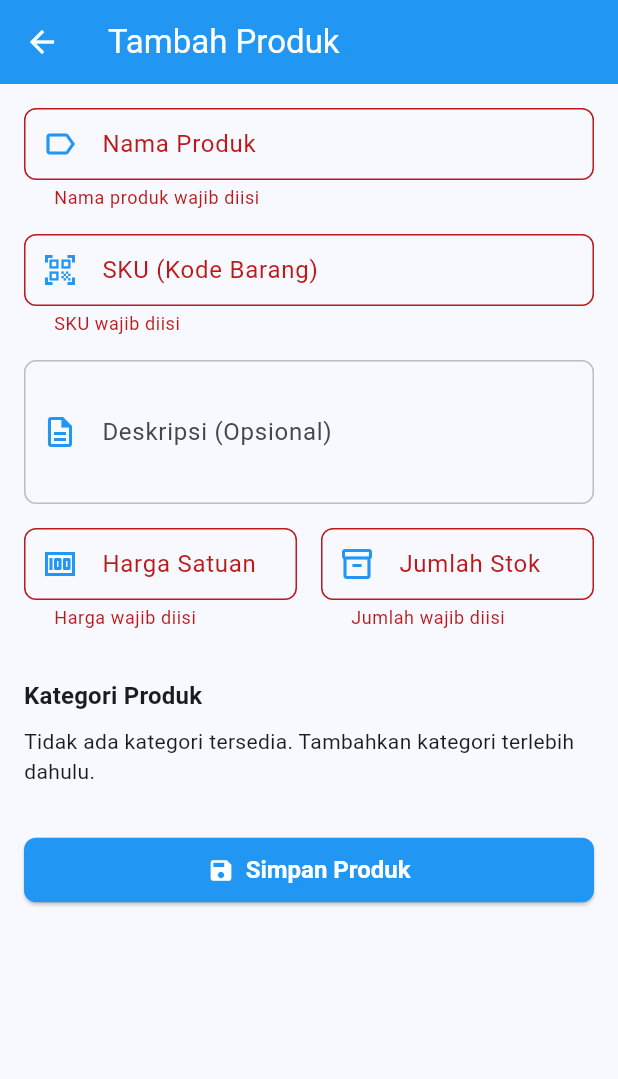
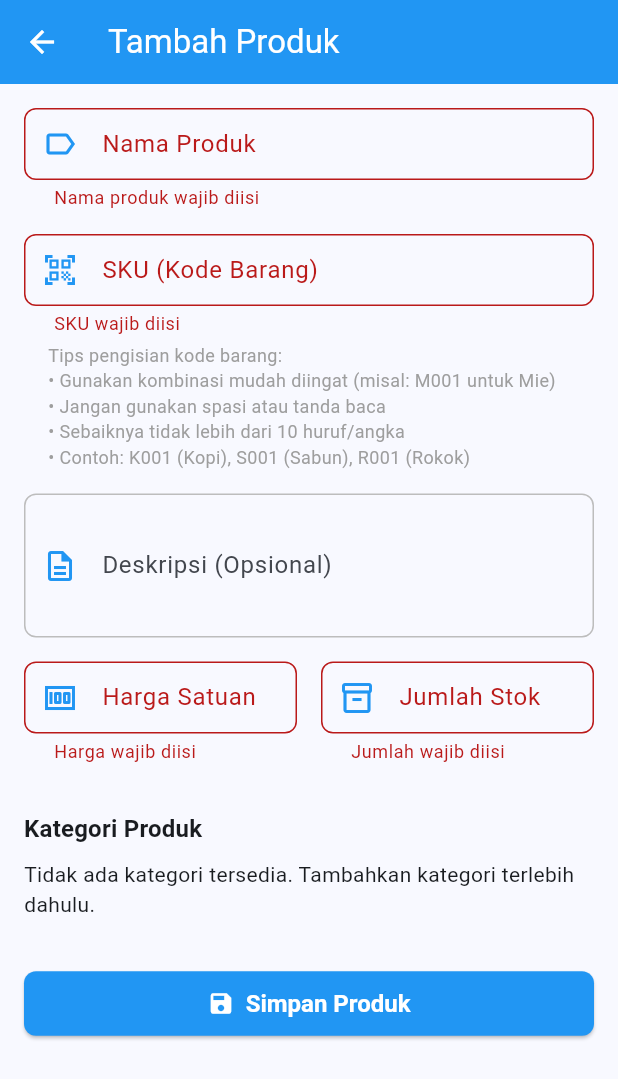
Before and after one commit to billdansr/rosapp, a Flutter app: the ProductFormScreen screen opened directly, after a tap on "Simpan Produk", on a phone screen of 412 x 824 dp. Shown: the top 1079 px of the screen. Run offline on Flutter 3.47's test engine with Material 3 defaults, Android fonts, the phone set to English and light mode, and no system bars; our stand-ins replace audioplayers, camera, fl_chart, open_filex, pdf, printing and 1 more; missing offline and left inert: excel, zxing_lib; accounts and stored records are empty.

Commit message:
Refactor code structure for improved readability and maintainability and minor update to 1.1.0

```diff
--- a/lib/screens/product_form_screen.dart
+++ b/lib/screens/product_form_screen.dart
@@ -133,11 +133,30 @@ class _ProductFormScreenState extends State<ProductFormScreen> {
                 validator: (value) => value == null || value.isEmpty ? 'Nama produk wajib diisi' : null,
               ),
                 const SizedBox(height: 16),
+                Column(
+                crossAxisAlignment: CrossAxisAlignment.start,
+                children: [
                   _buildTextField(
                   controller: skuController,
                   labelText: 'SKU (Kode Barang)',
                   icon: Icons.qr_code_scanner,
                   validator: (value) => value == null || value.isEmpty ? 'SKU wajib diisi' : null,
+                  ),
+                  const Padding(
+                  padding: EdgeInsets.only(left: 16, top: 4),
+                  child: Text(
+                  'Tips pengisian kode barang:\n'
+                  '• Gunakan kombinasi mudah diingat (misal: M001 untuk Mie)\n'
+                  '• Jangan gunakan spasi atau tanda baca\n'
+                  '• Sebaiknya tidak lebih dari 10 huruf/angka\n'
+                  '• Contoh: K001 (Kopi), S001 (Sabun), R001 (Rokok)',
+                  style: TextStyle(
+                  fontSize: 12,
+                  color: Colors.grey,
+                  ),
+                  ),
+                  ),
+                ],
                 ),
               const SizedBox(height: 16),
               _buildTextField(
@@ -157,7 +176,10 @@ class _ProductFormScreenState extends State<ProductFormScreen> {
                       keyboardType: TextInputType.number,
                       validator: (value) {
                         if (value == null || value.isEmpty) return 'Harga wajib diisi';
-                        if (double.tryParse(value) == null) return 'Format harga tidak valid';
+                        if (double.tryParse(value) == null) {
+                          return 'Format harga tidak valid.\nContoh yang benar: 1000, 1500.5';
+                        }
+                        if (double.parse(value) < 0) return 'Harga tidak boleh negatif';
                         return null;
                       },
                     ),
@@ -171,7 +193,12 @@ class _ProductFormScreenState extends State<ProductFormScreen> {
                       keyboardType: TextInputType.number,
                       validator: (value) {
                         if (value == null || value.isEmpty) return 'Jumlah wajib diisi';
-                        if (int.tryParse(value) == null) return 'Format jumlah tidak valid';
+                        // Examples: "10", "100", "1000" are valid
+                        //          "10.5", "abc", "12.34" are invalid
+                        if (int.tryParse(value) == null) {
+                          return 'Format jumlah tidak valid.\nContoh yang benar: 10, 100, 1000';
+                        }
+                        if (int.parse(value) < 0) return 'Jumlah tidak boleh negatif';
                         return null;
                       },
                     ),
--- a/lib/screens/record_purchase_screen.dart
+++ b/lib/screens/record_purchase_screen.dart
@@ -115,7 +115,7 @@ class _RecordPurchaseScreenState extends State<RecordPurchaseScreen> {
   Widget build(BuildContext context) {
     return Scaffold(
       appBar: AppBar(
-        title: const Text('Catat Pembelian Stok'),
+        title: const Text('Restok Barang'), // Changed to be more concise
         backgroundColor: Colors.blue,
         foregroundColor: Colors.white,
       ),
--- a/lib/widgets/app_drawer.dart
+++ b/lib/widgets/app_drawer.dart
@@ -79,7 +79,7 @@ class AppDrawer extends StatelessWidget {
           ),
           ListTile(
             leading: const Icon(Icons.inventory_outlined),
-            title: const Text('Catat Pembelian Stok'),
+            title: const Text('Restok Barang'),
             selected: currentRoute == MyApp.recordPurchaseRoute,
             selectedTileColor: Colors.blue.withAlpha((0.1 * 255).toInt()),
             onTap: () {
```
Also changed, not shown: lib/screens/inventory_screen.dart (+18 -5 lines), lib/screens/pos_screen.dart (+21 -1 lines), pubspec.yaml (+7 -6 lines), pubspec.lock, 9 other files. Lines whose indentation alone changed are shown as unchanged.
